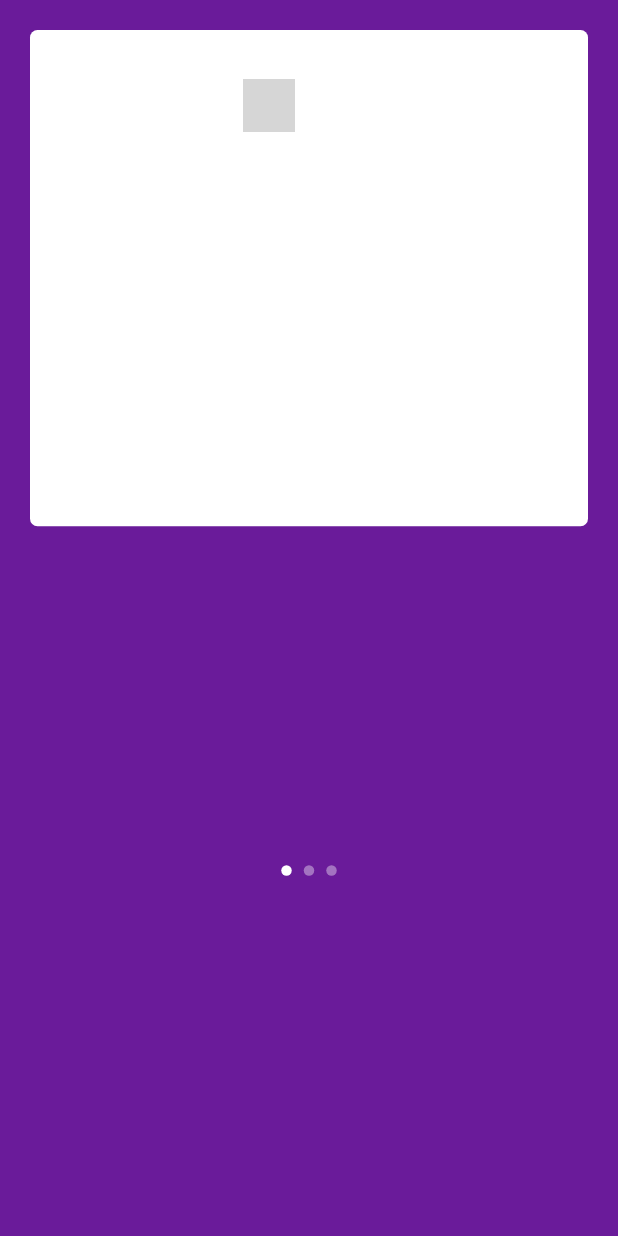
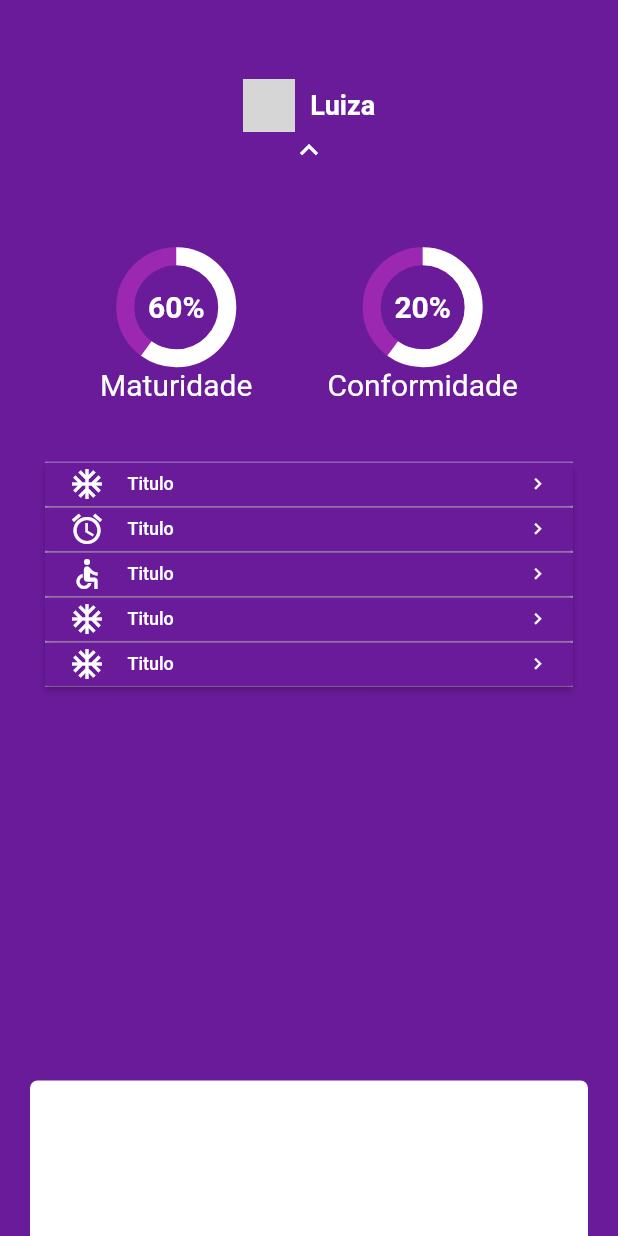
Before and after one commit to luizaalves/app-nubank-flutter, a Flutter app: the screen it shows after launch, after a tap on "Luiza", on a phone screen of 412 x 824 dp. Run offline on Flutter 3.47's test engine with Material 2 defaults, Android fonts, the phone set to English and light mode, and no system bars; drawn by our look-alikes of percent_indicator; network calls fail; grey boxes are pictures that could not be loaded.

Commit message:
update menu bar

```diff
--- a/lib/pages/home/home_page.dart
+++ b/lib/pages/home/home_page.dart
@@ -1,10 +1,8 @@
-
-
 import 'package:flutter/material.dart';
 import 'package:flutter/widgets.dart';
 import 'package:nubank/pages/widgets/app_bar.dart';
-import 'package:nubank/pages/widgets/card_app.dart';
 import 'package:nubank/pages/widgets/docs_app.dart';
+import 'package:nubank/pages/widgets/menu_app.dart';
 import 'package:nubank/pages/widgets/page_view_app.dart';
 
 class HomePage extends StatefulWidget {
@@ -28,6 +26,13 @@ class _HomePageState extends State<HomePage> {
   @override
   Widget build(BuildContext context) {
     double _screenHeight = MediaQuery.of(context).size.height;
+    double bottomLimit = _screenHeight*.85;
+    double topLimit = _screenHeight*.24;
+    double middleLimit = bottomLimit+topLimit;
+    middleLimit = middleLimit/2;
+
+    if(_yposition==0) _yposition = topLimit;
+
     return Scaffold(
       backgroundColor: Colors.purple[800], //pra ficar um pouco mais escuro
       body: Stack( //empilha os objetos na tela da maneira que desejar
@@ -38,11 +43,16 @@ class _HomePageState extends State<HomePage> {
             onTap: (){
               setState(() {
                 _showMenu = !_showMenu;
+                _yposition = _showMenu ? bottomLimit : topLimit;
               });
             },
           ),
-
+          MenuApp(
+            showMenu: _showMenu,
+            top: _screenHeight*.2,
+          ),
           PageViewApp( //os cards que deslizam horizontalmente
+            showMenu: _showMenu,
               top: _yposition,//_showMenu ? _screenHeight*0.24 : _screenHeight*.75,
               onChanged: (index){ //esse index pega a pagina atual e muda o card
                 setState(() {
@@ -50,16 +60,25 @@ class _HomePageState extends State<HomePage> {
                 });
               },
               onPanUpdate: (details){
+
                 setState(() {
                   _yposition += details.delta.dy;
+                  _yposition = _yposition < topLimit ? topLimit : _yposition;
+                  _yposition = _yposition > bottomLimit ? bottomLimit : _yposition;
+                  _yposition = _yposition > topLimit && _yposition < middleLimit ? bottomLimit : _yposition;
+                  _yposition = _yposition >= middleLimit && _yposition<bottomLimit ? topLimit : _yposition;
+
+                _showMenu = _yposition == topLimit ? false : true;
+
                 });
 
               }
             ),
-          MyDocsApp(
+          MyDocsApp(//a vizualização de em qual card está navegando atualmente
             currentIndex: _currentIndex,
-            top: _screenHeight*.7
-          )//a vizualização de em qual card está navegando atualmente
+            top: _screenHeight*.7,
+            showMenu: _showMenu,
+          )
         ],
       ),
     );
--- a/lib/pages/widgets/docs_app.dart
+++ b/lib/pages/widgets/docs_app.dart
@@ -4,17 +4,21 @@ import 'package:nubank/pages/widgets/shape_circle.dart';
 class MyDocsApp extends StatelessWidget {
   final int currentIndex;
   final double top;
+  final bool showMenu;
 
   Color getColor(int index) {
     return index == currentIndex ? Colors.white : Colors.white38;
   }
 
-  const MyDocsApp({Key key, this.currentIndex, this.top}) : super(key: key);
+  const MyDocsApp({Key key, this.currentIndex, this.top, this.showMenu}) : super(key: key);
 
   @override
   Widget build(BuildContext context) {
     return Positioned(
       top: top,
+      child: AnimatedOpacity(
+        duration: Duration(milliseconds: 200),
+        opacity: showMenu ? 0 : 1,
           child: Row(
             children: <Widget>[
                 shapeCircle(getColor(0)),
@@ -24,6 +28,7 @@ class MyDocsApp extends StatelessWidget {
                 shapeCircle(getColor(2))
             ],
           ),
+        ),
     );
   }
 }
--- /dev/null
+++ b/lib/pages/widgets/item_menu.dart
@@ -0,0 +1,41 @@
+import 'package:flutter/material.dart';
+
+class ItemMenu extends StatelessWidget {
+  final IconData iconData;
+  final String title;
+
+  const ItemMenu({Key key, this.iconData, this.title}) : super(key: key);
+  @override
+  Widget build(BuildContext context) {
+    return Container(
+      height: 30,
+
+      decoration: BoxDecoration(
+        border: Border(
+          bottom: BorderSide(width: 0.7,color: Colors.white54),
+          top: BorderSide(width: 0.7, color: Colors.white54)
+        )
+      ),
+      child: RaisedButton(
+        color: Colors.purple[800],
+        child: Row(
+          mainAxisAlignment: MainAxisAlignment.spaceBetween,
+          children: <Widget>[
+            Row(
+              children: <Widget>[
+                Icon(iconData),
+                SizedBox(width: 15),
+                Text(title,style: TextStyle(fontSize: 12)),
+              ],
+            ),
+            Icon(Icons.chevron_right, size:15)
+          ],
+        ),
+
+        onPressed: (){
+
+        }
+      ),
+    );
+  }
+}
--- /dev/null
+++ b/lib/pages/widgets/menu_app.dart
@@ -0,0 +1,75 @@
+import 'package:flutter/material.dart';
+import 'package:nubank/pages/widgets/item_menu.dart';
+import 'package:nubank/pages/widgets/menu_info.dart';
+import 'package:percent_indicator/percent_indicator.dart';
+
+class MenuApp extends StatelessWidget {
+  final double top;
+  final bool showMenu;
+
+  const MenuApp({Key key, this.top, this.showMenu}) : super(key: key);
+
+  @override
+  Widget build(BuildContext context) {
+    return Positioned(
+      top: top,
+      left: 0,
+      right: 0,
+      child:  AnimatedOpacity(
+        duration: Duration(milliseconds: 200),
+        opacity: showMenu ? 1 : 0,
+        child: Container(
+          height: MediaQuery.of(context).size.height*0.55,
+          child: Column(
+            children: <Widget>[
+              Row(
+                mainAxisAlignment: MainAxisAlignment.center,
+                children: <Widget>[
+                  InfoMenu(
+                    percent1: "60%",
+                    title: "Maturidade",
+                  ),
+                  SizedBox(width: 50),
+                  InfoMenu(
+                    percent1: "20%",
+                    title: "Conformidade",
+                  ),
+                ],
+              ),
+              SizedBox(height: 40),
+              SingleChildScrollView(
+                child: Padding(
+                  padding: const EdgeInsets.symmetric(horizontal: 30),
+                  child: Column(
+                    children: <Widget>[
+                      ItemMenu(
+                        iconData: Icons.ac_unit,
+                        title: 'Titulo',
+                      ),
+                      ItemMenu(
+                        iconData: Icons.access_alarm,
+                        title: 'Titulo',
+                      ),
+                      ItemMenu(
+                        iconData: Icons.accessible,
+                        title: 'Titulo',
+                      ),
+                      ItemMenu(
+                        iconData: Icons.ac_unit,
+                        title: 'Titulo',
+                      ),
+                      ItemMenu(
+                        iconData: Icons.ac_unit,
+                        title: 'Titulo',
+                      ),
+                    ],
+                  ),
+                ),
+              )
+            ],
+          )
+        ),
+      )
+    );
+  }
+}
--- /dev/null
+++ b/lib/pages/widgets/menu_info.dart
@@ -0,0 +1,30 @@
+import 'package:flutter/material.dart';
+import 'package:percent_indicator/circular_percent_indicator.dart';
+
+class InfoMenu extends StatelessWidget {
+  final String percent1;
+  final String title;
+
+  const InfoMenu({Key key, this.percent1, this.title}) : super(key: key);
+
+  @override
+  Widget build(BuildContext context) {
+    return Column(
+      children: <Widget>[
+        CircularPercentIndicator(
+            radius: 80.0,
+            animation: true,
+            animationDuration: 1200,
+            lineWidth: 12.0,
+            percent: 0.6,
+            center: new Text(
+              percent1, style: TextStyle(fontWeight: FontWeight.bold, fontSize: 20.0)),
+            circularStrokeCap: CircularStrokeCap.butt,
+            backgroundColor: Colors.purple[500],
+            progressColor: Colors.white,
+          ),
+       Text(title,style: TextStyle(fontSize: 20,color: Colors.white)),
+      ],
+    );
+  }
+}
--- a/lib/pages/widgets/page_view_app.dart
+++ b/lib/pages/widgets/page_view_app.dart
@@ -5,8 +5,9 @@ class PageViewApp extends StatelessWidget {
   final double top;
   final ValueChanged<int> onChanged;
   final GestureDragUpdateCallback onPanUpdate;
+  final bool showMenu;
 
-  const PageViewApp({Key key, this.top, this.onChanged, this.onPanUpdate}) : super(key: key);
+  const PageViewApp({Key key, this.top, this.onChanged, this.onPanUpdate, this.showMenu}) : super(key: key);
 
   @override
   Widget build(BuildContext context) {
--- a/pubspec.yaml
+++ b/pubspec.yaml
@@ -23,6 +23,7 @@ dependencies:
   # The following adds the Cupertino Icons font to your application.
   # Use with the CupertinoIcons class for iOS style icons.
   cupertino_icons: ^0.1.2
+  percent_indicator: ^2.1.3
 
 dev_dependencies:
   flutter_test:
```
Also changed, not shown: pubspec.lock. Lines whose indentation alone changed are shown as unchanged.
